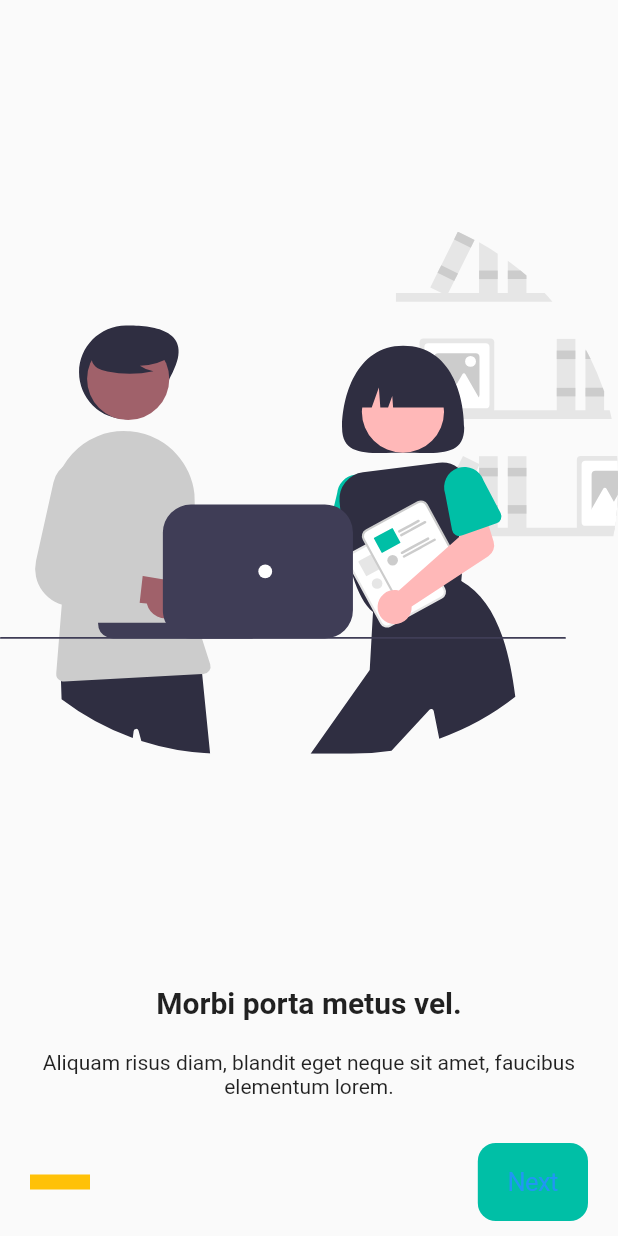
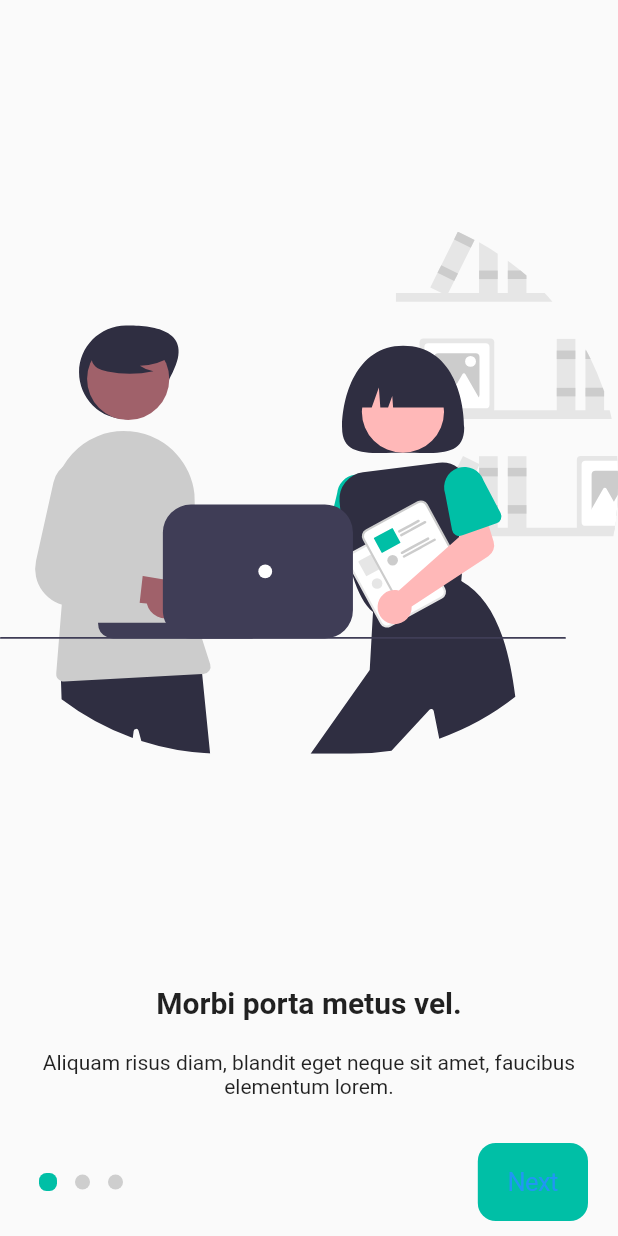
Before and after one commit to leoCardosoDev/flutter_project_unit_test, a Flutter app: the screen it shows after launch, on a phone screen of 412 x 824 dp. Run offline on Flutter 3.47's test engine with Material 2 defaults, Android fonts, the phone set to English and light mode, and no system bars; drawn by our look-alikes of dots_indicator; our stand-ins replace flutter_svg.

Commit message:
feat: add doted to onboarding

```diff
--- a/lib/controllers/onboarding/onboarding_controller.dart
+++ b/lib/controllers/onboarding/onboarding_controller.dart
@@ -1,8 +1,13 @@
-import 'package:flutter/foundation.dart' show ChangeNotifier;
+import 'package:flutter/widgets.dart';
 
 import '../../data/models/onboardingitem.dart';
 
 class OnboardingController extends ChangeNotifier {
+  double _currentPage = 0;
+  double get currentPage => _currentPage;
+
+  final PageController pageController = PageController();
+
   final List<OnboardingItem> items = [
     OnboardingItem(
       image: "assets/svg/pages/onboarding/slider_1.svg",
@@ -23,4 +28,18 @@ class OnboardingController extends ChangeNotifier {
           "Donec a ex laoreet augue consectetur dignissim mauris, sollicitudin et ligula eu.",
     ),
   ];
+
+  void afterFirstLayout() {
+    pageController.addListener(() {
+      final double page = pageController.page;
+      _currentPage = page;
+      notifyListeners();
+    });
+  }
+
+  @override
+  void dispose() {
+    pageController.dispose();
+    super.dispose();
+  }
 }
--- a/lib/pages/onboarding/onboarding_page.dart
+++ b/lib/pages/onboarding/onboarding_page.dart
@@ -9,7 +9,13 @@ class OnboardingPage extends StatelessWidget {
   @override
   Widget build(BuildContext context) {
     return ChangeNotifierProvider<OnboardingController>(
-      create: (_) => OnboardingController(),
+      create: (_) {
+        final OnboardingController controller = OnboardingController();
+        WidgetsBinding.instance.addPostFrameCallback((_) {
+          controller.afterFirstLayout();
+        });
+        return controller;
+      },
       builder: (context, _) => Scaffold(
         body: SafeArea(
           child: Container(
--- a/lib/pages/onboarding/widgets/buttons_controls_widget.dart
+++ b/lib/pages/onboarding/widgets/buttons_controls_widget.dart
@@ -1,7 +1,10 @@
 import 'package:flutter/cupertino.dart';
 import 'package:flutter/material.dart';
+import 'package:flutter_projeto_cero/controllers/onboarding/onboarding_controller.dart';
+import 'package:provider/provider.dart';
 
 import '../../../utils/theme_version_colors.dart';
+import '../widgets/onboarding_dots.dart';
 
 class OnboardingControls extends StatelessWidget {
   @override
@@ -11,16 +14,16 @@ class OnboardingControls extends StatelessWidget {
       child: Row(
         mainAxisAlignment: MainAxisAlignment.spaceBetween,
         children: [
-          Container(
-            width: 40,
-            height: 10,
-            color: Colors.amber,
-          ),
-          CupertinoButton(
-            onPressed: () {},
-            color: ThemeVersionColor.primaryColor,
-            child: Text("Next"),
-          ),
+          OnboardingDots(),
+          Consumer<OnboardingController>(builder: (_, controller, __) {
+            final double page = controller.currentPage;
+            bool isEndPage = page % 1 == 0 && page == 2.0;
+            return CupertinoButton(
+              onPressed: () {},
+              color: ThemeVersionColor.primaryColor,
+              child: Text(isEndPage ? "Get Started" : "Next"),
+            );
+          }),
         ],
       ),
     );
--- /dev/null
+++ b/lib/pages/onboarding/widgets/onboarding_dots.dart
@@ -0,0 +1,27 @@
+import 'package:flutter/material.dart';
+import 'package:provider/provider.dart';
+import 'package:dots_indicator/dots_indicator.dart';
+
+import '../../../controllers/onboarding/onboarding_controller.dart';
+import '../../../utils/theme_version_colors.dart';
+
+class OnboardingDots extends StatelessWidget {
+  @override
+  Widget build(BuildContext context) {
+    final OnboardingController controller =
+        Provider.of<OnboardingController>(context);
+    return DotsIndicator(
+      dotsCount: controller.items.length,
+      position: controller.currentPage,
+      decorator: DotsDecorator(
+        color: ThemeVersionColor.greyDarkColor,
+        activeColor: ThemeVersionColor.primaryColor,
+        size: Size.square(10),
+        activeSize: Size(12, 12),
+        activeShape: RoundedRectangleBorder(
+          borderRadius: BorderRadius.circular(5.0),
+        ),
+      ),
+    );
+  }
+}
--- a/lib/pages/onboarding/widgets/slider.dart
+++ b/lib/pages/onboarding/widgets/slider.dart
@@ -12,6 +12,7 @@ class OnboardingSlide extends StatelessWidget {
         Provider.of<OnboardingController>(context, listen: false);
     return Expanded(
       child: PageView(
+        controller: controller.pageController,
         children: List.generate(controller.items.length, (index) {
           final OnboardingItem item = controller.items[index];
           return Container(
--- a/lib/utils/theme_version_colors.dart
+++ b/lib/utils/theme_version_colors.dart
@@ -3,4 +3,5 @@ import 'package:flutter/widgets.dart' show Color;
 abstract class ThemeVersionColor {
   static const primaryColor = Color(0xff00BFA6);
   static const greyColor = Color(0xfffdfdfd);
+  static const greyDarkColor = Color(0xffCECECE);
 }
```
Also changed, not shown: pubspec.yaml (+1 -40 lines).
